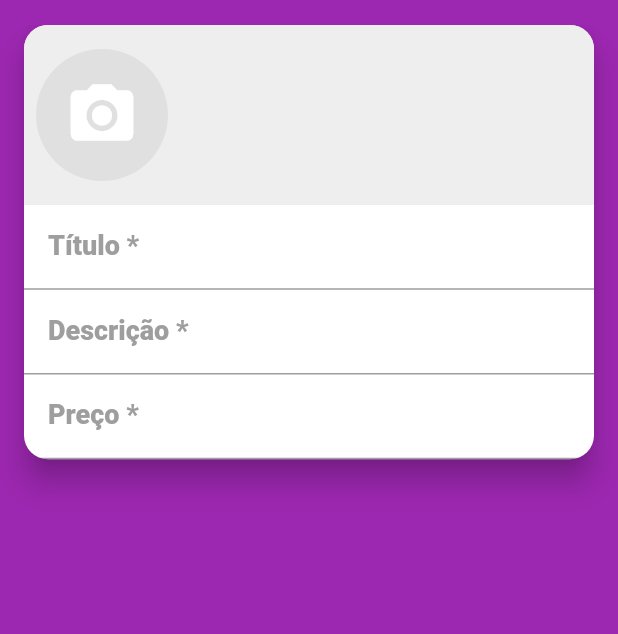
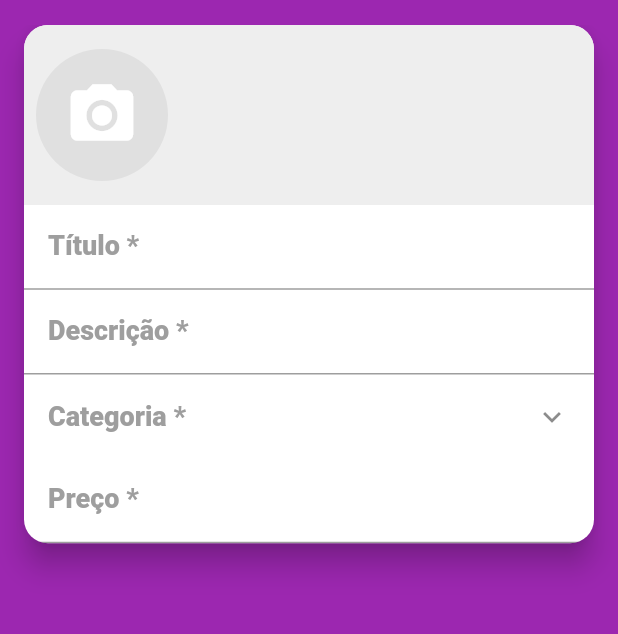
Before and after one commit to eskokado/esk_olx_mobx, a Flutter app: the CreateScreen screen opened directly, on a phone screen of 412 x 824 dp, the part 59-693 px from its top. Run offline on Flutter 3.47's test engine with Material 2 defaults, Android fonts, the phone set to English and light mode, and no system bars; our stand-ins replace brasil_fields, flutter_mobx, get_it, image_cropper, image_picker, mobx and 1 more; accounts and stored records are empty; generated files the repository leaves out were written again; network calls fail; statements that could not run were skipped.

Commit message:
feat: selecionando uma categoria

```diff
--- a/lib/main.dart
+++ b/lib/main.dart
@@ -2,7 +2,6 @@ import 'package:flutter/cupertino.dart';
 import 'package:flutter/material.dart';
 import 'package:get_it/get_it.dart';
 import 'package:parse_server_sdk_flutter/parse_server_sdk.dart';
-import 'screens/category/category_screen.dart';
 
 import 'screens/base/base_screen.dart';
 import 'stores/category_store.dart';
@@ -47,7 +46,7 @@ class MyApp extends StatelessWidget {
         ),
         cursorColor: Colors.orange,
       ),
-      home: CategoryScreen(),
+      home: BaseScreen(),
     );
   }
 }
--- /dev/null
+++ b/lib/screens/create/components/category_field.dart
@@ -0,0 +1,56 @@
+import 'package:flutter/material.dart';
+import 'package:flutter_mobx/flutter_mobx.dart';
+
+import '../../../stores/create_store.dart';
+import '../../category/category_screen.dart';
+
+class CategoryField extends StatelessWidget {
+  CategoryField(this.createStore);
+  final CreateStore createStore;
+  @override
+  Widget build(BuildContext context) {
+    return Observer(builder: (_) {
+      return ListTile(
+        title: createStore.category == null
+            ? Text(
+                'Categoria *',
+                style: TextStyle(
+                  fontWeight: FontWeight.w800,
+                  color: Colors.grey,
+                  fontSize: 18,
+                ),
+              )
+            : Text(
+                'Categoria *',
+                style: TextStyle(
+                  fontWeight: FontWeight.w700,
+                  color: Colors.grey,
+                  fontSize: 14,
+                ),
+              ),
+        subtitle: createStore.category == null
+            ? null
+            : Text(
+                '${createStore.category.description}',
+                style: TextStyle(
+                  color: Colors.black,
+                  fontSize: 17,
+                ),
+              ),
+        trailing: Icon(Icons.keyboard_arrow_down),
+        onTap: () async {
+          final category = await showDialog(
+            context: context,
+            builder: (_) => CategoryScreen(
+              showAll: false,
+              selected: createStore.category,
+            ),
+          );
+          if (category != null) {
+            createStore.setCategory(category);
+          }
+        },
+      );
+    });
+  }
+}
--- a/lib/screens/create/create_screen.dart
+++ b/lib/screens/create/create_screen.dart
@@ -1,9 +1,10 @@
 import 'package:brasil_fields/brasil_fields.dart';
 import 'package:flutter/material.dart';
 import 'package:flutter/services.dart';
-import '../../stores/create_store.dart';
 
 import '../../components/custom_drawer/custom_drawer.dart';
+import '../../stores/create_store.dart';
+import 'components/category_field.dart';
 import 'components/images_field.dart';
 
 class CreateScreen extends StatelessWidget {
@@ -24,7 +25,8 @@ class CreateScreen extends StatelessWidget {
         title: Text('Criar anúncio'),
         centerTitle: true,
       ),
-      body: Card(
+      body: SingleChildScrollView(
+        child: Card(
           clipBehavior: Clip.antiAlias,
           margin: const EdgeInsets.symmetric(horizontal: 16),
           shape: RoundedRectangleBorder(
@@ -50,6 +52,7 @@ class CreateScreen extends StatelessWidget {
                 ),
                 maxLines: null,
               ),
+              CategoryField(createStore),
               TextFormField(
                 decoration: InputDecoration(
                   labelText: 'Preço *',
@@ -66,6 +69,7 @@ class CreateScreen extends StatelessWidget {
             ],
           ),
         ),
+      ),
     );
   }
 }
```
Also changed, not shown: lib/stores/create_store.dart (+9 -0 lines), lib/stores/create_store.g.dart. Lines whose indentation alone changed are shown as unchanged.
